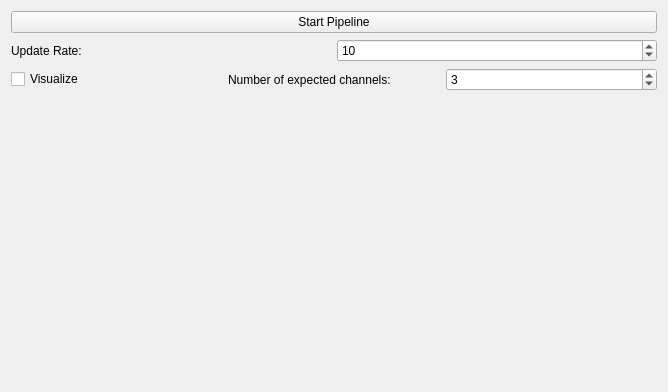
The window that Plugins/org.mitk.gui.qt.igtexamples/src/internal/QmitkXDofTo6DofExample.ui (alaansheikhani/MITK) describes before a commit, drawn with Qt 5.
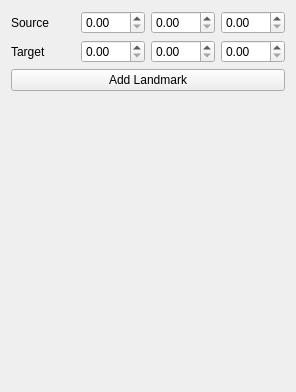
The same window after the commit. Custom widgets are drawn as their Qt base class.

Commit message: Add fields to UI and first implementation of pipeline

What changed in the file:
```diff
--- a/Plugins/org.mitk.gui.qt.igtexamples/src/internal/QmitkXDofTo6DofExample.ui
+++ b/Plugins/org.mitk.gui.qt.igtexamples/src/internal/QmitkXDofTo6DofExample.ui
@@ -6,7 +6,7 @@
    <rect>
     <x>0</x>
     <y>0</y>
-    <width>668</width>
+    <width>296</width>
     <height>392</height>
    </rect>
   </property>
@@ -19,68 +19,60 @@
   <property name="windowTitle">
    <string>QmitkTemplate</string>
   </property>
-  <layout class="QGridLayout">
-   <item row="1" column="0">
     <layout class="QVBoxLayout" name="verticalLayout">
      <item>
-      <widget class="QPushButton" name="butStart">
-       <property name="text">
-        <string>Start Pipeline</string>
-       </property>
-      </widget>
-     </item>
-     <item>
-      <layout class="QHBoxLayout" name="horizontalLayout">
-       <item>
-        <widget class="QLabel" name="label">
-         <property name="enabled">
-          <bool>true</bool>
-         </property>
-         <property name="text">
-          <string>Update Rate:</string>
-         </property>
-        </widget>
-       </item>
-       <item>
-        <widget class="QSpinBox" name="visualizationUpdateRateSpinBox">
-         <property name="enabled">
-          <bool>true</bool>
-         </property>
-         <property name="maximum">
-          <number>200</number>
-         </property>
-         <property name="value">
-          <number>10</number>
-         </property>
-        </widget>
-       </item>
-      </layout>
-     </item>
-     <item>
-      <layout class="QGridLayout" name="gridLayout11">
+    <layout class="QGridLayout" name="gridLayout">
        <item row="0" column="0">
-        <widget class="QCheckBox" name="visualizeCheckBox">
+      <widget class="QLabel" name="label">
          <property name="text">
-          <string>Visualize</string>
+        <string>Source</string>
          </property>
         </widget>
        </item>
        <item row="0" column="1">
-        <widget class="QLabel" name="label_2">
-         <property name="text">
-          <string>Number of expected channels:</string>
-         </property>
-        </widget>
+      <widget class="QDoubleSpinBox" name="doubleSpinBox_2"/>
        </item>
        <item row="0" column="2">
-        <widget class="QSpinBox" name="channelSpinBox">
-         <property name="value">
-          <number>3</number>
+      <widget class="QDoubleSpinBox" name="doubleSpinBox"/>
+     </item>
+     <item row="0" column="3">
+      <widget class="QDoubleSpinBox" name="doubleSpinBox_3"/>
+     </item>
+     <item row="1" column="0">
+      <widget class="QLabel" name="label_2">
+       <property name="text">
+        <string>Target</string>
          </property>
         </widget>
        </item>
-      </layout>
-     </item>
+     <item row="1" column="1">
+      <widget class="QDoubleSpinBox" name="doubleSpinBox_4"/>
+     </item>
+     <item row="1" column="2">
+      <widget class="QDoubleSpinBox" name="doubleSpinBox_5"/>
+     </item>
+     <item row="1" column="3">
+      <widget class="QDoubleSpinBox" name="doubleSpinBox_6"/>
+     </item>
+    </layout>
+   </item>
+   <item>
+    <widget class="QPushButton" name="butStart">
+     <property name="text">
+      <string>Add Landmark</string>
+     </property>
+    </widget>
+   </item>
+   <item>
+    <widget class="QmitkNavigationDataSourceSelectionWidget" name="NavigationDataSourceSelectionWidget" native="true">
+     <property name="minimumSize">
+      <size>
+       <width>0</width>
+       <height>50</height>
+      </size>
+     </property>
+    </widget>
+   </item>
      <item>
       <spacer name="spacer2">
        <property name="orientation">
@@ -89,16 +81,22 @@
        <property name="sizeHint" stdset="0">
         <size>
          <width>20</width>
-         <height>220</height>
+       <height>232</height>
         </size>
        </property>
       </spacer>
      </item>
     </layout>
-   </item>
-  </layout>
  </widget>
  <layoutdefault spacing="6" margin="11"/>
+ <customwidgets>
+  <customwidget>
+   <class>QmitkNavigationDataSourceSelectionWidget</class>
+   <extends>QWidget</extends>
+   <header>QmitkNavigationDataSourceSelectionWidget.h</header>
+   <container>1</container>
+  </customwidget>
+ </customwidgets>
  <resources/>
  <connections/>
 </ui>
```
Lines whose indentation alone changed are shown as unchanged. The commit also changes 1 other file.
